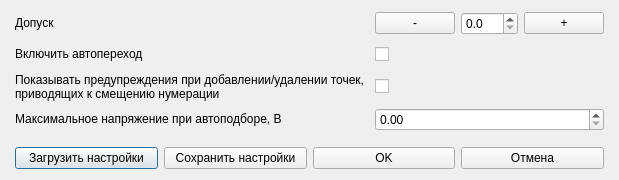
This is gui/settings.ui in EPC-MSU/EPLab as Qt 5 draws it before an edit. The edited form follows.
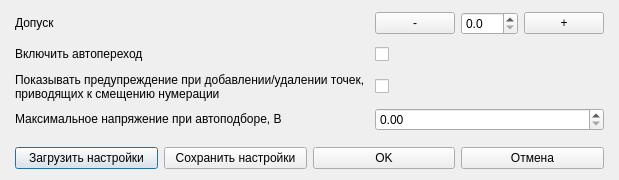
This is the edited form.

The edit to the form file:
```diff
--- a/gui/settings.ui
+++ b/gui/settings.ui
@@ -57,7 +57,7 @@
      <item row="2" column="0" alignment="Qt::AlignVCenter">
       <widget class="QLabel" name="label_pin_shift_warning_info">
        <property name="text">
-        <string>Показывать предупреждения при добавлении/удалении точек,
+        <string>Показывать предупреждение при добавлении/удалении точек,
 приводящих к смещению нумерации</string>
        </property>
        <property name="scaledContents">
```
